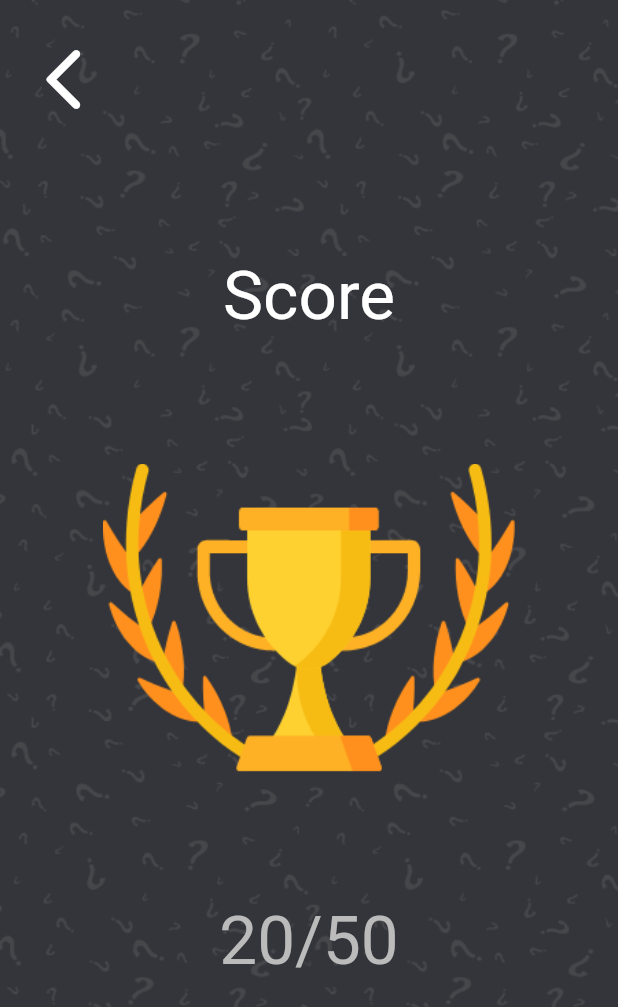
After one commit to mahsak01/Quiz_Game, a Flutter app: the ScorePage screen opened directly, on a phone screen of 412 x 824 dp. The commit adds this screen. Shown: the top 1007 px of the screen. Run offline on Flutter 3.47's test engine with Material 2 defaults, Android fonts, the phone set to English and light mode, and no system bars.

Commit message:
add score page to app

```diff
--- /dev/null
+++ b/quizgame_app/lib/screens/score/score_page.dart
@@ -0,0 +1,67 @@
+import 'package:flutter/material.dart';
+import 'package:quizgame_app/constants.dart';
+
+class ScorePage extends StatelessWidget {
+  @override
+  Widget build(BuildContext context) {
+    return Scaffold(
+      body: Stack(
+        alignment: Alignment.center,
+        children: [
+          //back ground
+          Stack(
+            alignment: Alignment.topLeft,
+            children: [
+              Container(
+                width: MediaQuery.of(context).size.width,
+                height: MediaQuery.of(context).size.height,
+                child: Image.asset(
+                  "assets/background.png",
+                  fit: BoxFit.fill,
+                ),
+              ),
+              Padding(
+                padding: const EdgeInsets.only(top: 20, left: 10),
+                child: IconButton(onPressed: (){}, icon: Icon(Icons.arrow_back_ios_rounded, color: WhiteColor, size: 50,)),
+              )
+            ],
+          ),
+          SafeArea(
+            child: Padding(
+              padding: const EdgeInsets.symmetric(horizontal: kDefaultPadding),
+              child: Column(
+                crossAxisAlignment: CrossAxisAlignment.center,
+                children: [
+                  Spacer(flex: 2,),
+                  Text(
+                    "Score",
+                    style: Theme.of(context)
+                        .textTheme
+                        .headline3!
+                        .copyWith(color: WhiteColor),
+                  ),
+                  Spacer(),
+                  SizedBox(
+                    width: MediaQuery.of(context).size.width/1.5,
+                    height: MediaQuery.of(context).size.height/4,
+                    child: Image.asset("assets/winner.png",fit: BoxFit.fill,),
+                  ),
+                  Spacer(),
+                  Text(
+                    "20/50",
+                    style: Theme.of(context)
+                        .textTheme
+                        .headline3!
+                        .copyWith(color: GrayColor),
+                  ),
+                  Spacer(flex: 2,),
+
+                ],
+              ),
+            ),
+          )
+        ],
+      ),
+    );
+  }
+}
```
Also changed, not shown: quizgame_app/lib/screens/home/home_page.dart (+8 -13 lines).
